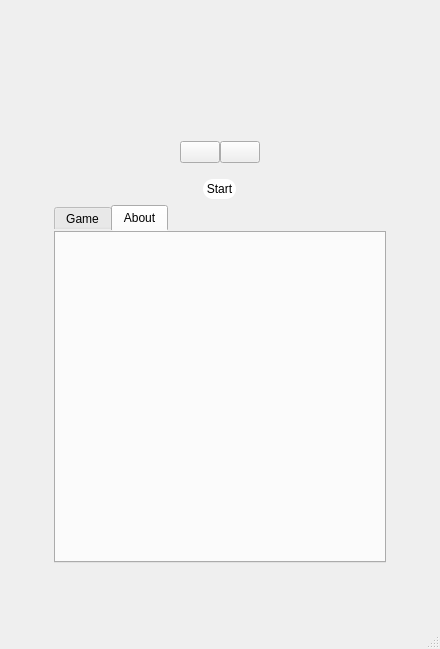
Qt form mainwindow.ui (namesEnded/tic_tac_toe) before a commit.
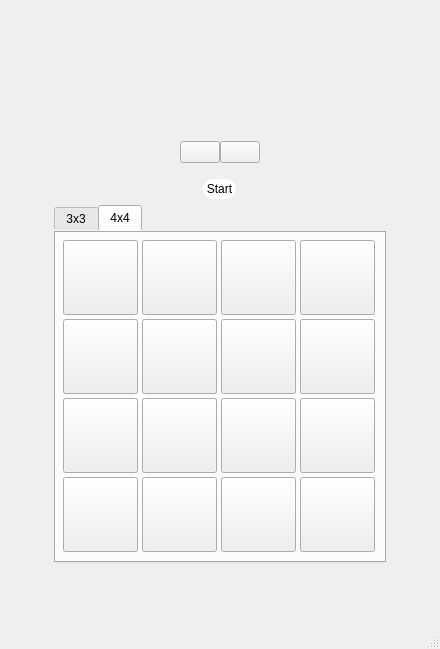
The same form after that commit. The open tabs and pages were chosen to show the change. Icons and pictures are not drawn.

Patch:
```diff
--- a/mainwindow.ui
+++ b/mainwindow.ui
@@ -379,7 +379,7 @@
                </size>
               </property>
               <attribute name="title">
-               <string>Game</string>
+               <string>3x3</string>
               </attribute>
               <layout class="QGridLayout" name="gridLayout">
                <property name="sizeConstraint">
@@ -617,8 +617,425 @@
              </widget>
              <widget class="QWidget" name="About">
               <attribute name="title">
-               <string>About</string>
+               <string>4x4</string>
               </attribute>
+              <layout class="QGridLayout" name="gridLayout_2">
+               <property name="leftMargin">
+                <number>7</number>
+               </property>
+               <property name="topMargin">
+                <number>7</number>
+               </property>
+               <property name="rightMargin">
+                <number>7</number>
+               </property>
+               <property name="bottomMargin">
+                <number>7</number>
+               </property>
+               <property name="spacing">
+                <number>2</number>
+               </property>
+               <item row="2" column="0">
+                <widget class="QPushButton" name="field_4x4_2_0">
+                 <property name="enabled">
+                  <bool>true</bool>
+                 </property>
+                 <property name="sizePolicy">
+                  <sizepolicy hsizetype="Fixed" vsizetype="Fixed">
+                   <horstretch>0</horstretch>
+                   <verstretch>0</verstretch>
+                  </sizepolicy>
+                 </property>
+                 <property name="minimumSize">
+                  <size>
+                   <width>75</width>
+                   <height>75</height>
+                  </size>
+                 </property>
+                 <property name="autoFillBackground">
+                  <bool>true</bool>
+                 </property>
+                 <property name="text">
+                  <string/>
+                 </property>
+                </widget>
+               </item>
+               <item row="1" column="1">
+                <widget class="QPushButton" name="field_4x4_1_1">
+                 <property name="enabled">
+                  <bool>true</bool>
+                 </property>
+                 <property name="sizePolicy">
+                  <sizepolicy hsizetype="Fixed" vsizetype="Fixed">
+                   <horstretch>0</horstretch>
+                   <verstretch>0</verstretch>
+                  </sizepolicy>
+                 </property>
+                 <property name="minimumSize">
+                  <size>
+                   <width>75</width>
+                   <height>75</height>
+                  </size>
+                 </property>
+                 <property name="autoFillBackground">
+                  <bool>true</bool>
+                 </property>
+                 <property name="text">
+                  <string/>
+                 </property>
+                </widget>
+               </item>
+               <item row="2" column="3">
+                <widget class="QPushButton" name="field_4x4_2_3">
+                 <property name="enabled">
+                  <bool>true</bool>
+                 </property>
+                 <property name="sizePolicy">
+                  <sizepolicy hsizetype="Fixed" vsizetype="Fixed">
+                   <horstretch>0</horstretch>
+                   <verstretch>0</verstretch>
+                  </sizepolicy>
+                 </property>
+                 <property name="minimumSize">
+                  <size>
+                   <width>75</width>
+                   <height>75</height>
+                  </size>
+                 </property>
+                 <property name="autoFillBackground">
+                  <bool>true</bool>
+                 </property>
+                 <property name="text">
+                  <string/>
+                 </property>
+                </widget>
+               </item>
+               <item row="2" column="2">
+                <widget class="QPushButton" name="field_4x4_2_2">
+                 <property name="enabled">
+                  <bool>true</bool>
+                 </property>
+                 <property name="sizePolicy">
+                  <sizepolicy hsizetype="Fixed" vsizetype="Fixed">
+                   <horstretch>0</horstretch>
+                   <verstretch>0</verstretch>
+                  </sizepolicy>
+                 </property>
+                 <property name="minimumSize">
+                  <size>
+                   <width>75</width>
+                   <height>75</height>
+                  </size>
+                 </property>
+                 <property name="autoFillBackground">
+                  <bool>true</bool>
+                 </property>
+                 <property name="text">
+                  <string/>
+                 </property>
+                </widget>
+               </item>
+               <item row="0" column="1">
+                <widget class="QPushButton" name="field_4x4_0_1">
+                 <property name="enabled">
+                  <bool>true</bool>
+                 </property>
+                 <property name="sizePolicy">
+                  <sizepolicy hsizetype="Fixed" vsizetype="Fixed">
+                   <horstretch>0</horstretch>
+                   <verstretch>0</verstretch>
+                  </sizepolicy>
+                 </property>
+                 <property name="minimumSize">
+                  <size>
+                   <width>75</width>
+                   <height>75</height>
+                  </size>
+                 </property>
+                 <property name="autoFillBackground">
+                  <bool>true</bool>
+                 </property>
+                 <property name="text">
+                  <string/>
+                 </property>
+                </widget>
+               </item>
+               <item row="2" column="1">
+                <widget class="QPushButton" name="field_4x4_2_1">
+                 <property name="enabled">
+                  <bool>true</bool>
+                 </property>
+                 <property name="sizePolicy">
+                  <sizepolicy hsizetype="Fixed" vsizetype="Fixed">
+                   <horstretch>0</horstretch>
+                   <verstretch>0</verstretch>
+                  </sizepolicy>
+                 </property>
+                 <property name="minimumSize">
+                  <size>
+                   <width>75</width>
+                   <height>75</height>
+                  </size>
+                 </property>
+                 <property name="autoFillBackground">
+                  <bool>true</bool>
+                 </property>
+                 <property name="text">
+                  <string/>
+                 </property>
+                </widget>
+               </item>
+               <item row="0" column="0">
+                <widget class="QPushButton" name="field_4x4_0_0">
+                 <property name="enabled">
+                  <bool>true</bool>
+                 </property>
+                 <property name="sizePolicy">
+                  <sizepolicy hsizetype="Fixed" vsizetype="Fixed">
+                   <horstretch>0</horstretch>
+                   <verstretch>0</verstretch>
+                  </sizepolicy>
+                 </property>
+                 <property name="minimumSize">
+                  <size>
+                   <width>75</width>
+                   <height>75</height>
+                  </size>
+                 </property>
+                 <property name="autoFillBackground">
+                  <bool>true</bool>
+                 </property>
+                 <property name="text">
+                  <string/>
+                 </property>
+                </widget>
+               </item>
+               <item row="1" column="2">
+                <widget class="QPushButton" name="field_4x4_1_2">
+                 <property name="enabled">
+                  <bool>true</bool>
+                 </property>
+                 <property name="sizePolicy">
+                  <sizepolicy hsizetype="Fixed" vsizetype="Fixed">
+                   <horstretch>0</horstretch>
+                   <verstretch>0</verstretch>
+                  </sizepolicy>
+                 </property>
+                 <property name="minimumSize">
+                  <size>
+                   <width>75</width>
+                   <height>75</height>
+                  </size>
+                 </property>
+                 <property name="autoFillBackground">
+                  <bool>true</bool>
+                 </property>
+                 <property name="text">
+                  <string/>
+                 </property>
+                </widget>
+               </item>
+               <item row="0" column="2">
+                <widget class="QPushButton" name="field_4x4_0_2">
+                 <property name="enabled">
+                  <bool>true</bool>
+                 </property>
+                 <property name="sizePolicy">
+                  <sizepolicy hsizetype="Fixed" vsizetype="Fixed">
+                   <horstretch>0</horstretch>
+                   <verstretch>0</verstretch>
+                  </sizepolicy>
+                 </property>
+                 <property name="minimumSize">
+                  <size>
+                   <width>75</width>
+                   <height>75</height>
+                  </size>
+                 </property>
+                 <property name="autoFillBackground">
+                  <bool>true</bool>
+                 </property>
+                 <property name="text">
+                  <string/>
+                 </property>
+                </widget>
+               </item>
+               <item row="0" column="3">
+                <widget class="QPushButton" name="field_4x4_0_3">
+                 <property name="enabled">
+                  <bool>true</bool>
+                 </property>
+                 <property name="sizePolicy">
+                  <sizepolicy hsizetype="Fixed" vsizetype="Fixed">
+                   <horstretch>0</horstretch>
+                   <verstretch>0</verstretch>
+                  </sizepolicy>
+                 </property>
+                 <property name="minimumSize">
+                  <size>
+                   <width>75</width>
+                   <height>75</height>
+                  </size>
+                 </property>
+                 <property name="autoFillBackground">
+                  <bool>true</bool>
+                 </property>
+                 <property name="text">
+                  <string/>
+                 </property>
+                </widget>
+               </item>
+               <item row="1" column="3">
+                <widget class="QPushButton" name="field_4x4_1_3">
+                 <property name="enabled">
+                  <bool>true</bool>
+                 </property>
+                 <property name="sizePolicy">
+                  <sizepolicy hsizetype="Fixed" vsizetype="Fixed">
+                   <horstretch>0</horstretch>
+                   <verstretch>0</verstretch>
+                  </sizepolicy>
+                 </property>
+                 <property name="minimumSize">
+                  <size>
+                   <width>75</width>
+                   <height>75</height>
+                  </size>
+                 </property>
+                 <property name="autoFillBackground">
+                  <bool>true</bool>
+                 </property>
+                 <property name="text">
+                  <string/>
+                 </property>
+                </widget>
+               </item>
+               <item row="3" column="0">
+                <widget class="QPushButton" name="field_4x4_3_0">
+                 <property name="enabled">
+                  <bool>true</bool>
+                 </property>
+                 <property name="sizePolicy">
+                  <sizepolicy hsizetype="Fixed" vsizetype="Fixed">
+                   <horstretch>0</horstretch>
+                   <verstretch>0</verstretch>
+                  </sizepolicy>
+                 </property>
+                 <property name="minimumSize">
+                  <size>
+                   <width>75</width>
+                   <height>75</height>
+                  </size>
+                 </property>
+                 <property name="autoFillBackground">
+                  <bool>true</bool>
+                 </property>
+                 <property name="text">
+                  <string/>
+                 </property>
+                </widget>
+               </item>
+               <item row="3" column="1">
+                <widget class="QPushButton" name="field_4x4_3_1">
+                 <property name="enabled">
+                  <bool>true</bool>
+                 </property>
+                 <property name="sizePolicy">
+                  <sizepolicy hsizetype="Fixed" vsizetype="Fixed">
+                   <horstretch>0</horstretch>
+                   <verstretch>0</verstretch>
+                  </sizepolicy>
+                 </property>
+                 <property name="minimumSize">
+                  <size>
+                   <width>75</width>
+                   <height>75</height>
+                  </size>
+                 </property>
+                 <property name="autoFillBackground">
+                  <bool>true</bool>
+                 </property>
+                 <property name="text">
+                  <string/>
+                 </property>
+                </widget>
+               </item>
+               <item row="3" column="2">
+                <widget class="QPushButton" name="field_4x4_3_2">
+                 <property name="enabled">
+                  <bool>true</bool>
+                 </property>
+                 <property name="sizePolicy">
+                  <sizepolicy hsizetype="Fixed" vsizetype="Fixed">
+                   <horstretch>0</horstretch>
+                   <verstretch>0</verstretch>
+                  </sizepolicy>
+                 </property>
+                 <property name="minimumSize">
+                  <size>
+                   <width>75</width>
+                   <height>75</height>
+                  </size>
+                 </property>
+                 <property name="autoFillBackground">
+                  <bool>true</bool>
+                 </property>
+                 <property name="text">
+                  <string/>
+                 </property>
+                </widget>
+               </item>
+               <item row="3" column="3">
+                <widget class="QPushButton" name="field_4x4_3_3">
+                 <property name="enabled">
+                  <bool>true</bool>
+                 </property>
+                 <property name="sizePolicy">
+                  <sizepolicy hsizetype="Fixed" vsizetype="Fixed">
+                   <horstretch>0</horstretch>
+                   <verstretch>0</verstretch>
+                  </sizepolicy>
+                 </property>
+                 <property name="minimumSize">
+                  <size>
+                   <width>75</width>
+                   <height>75</height>
+                  </size>
+                 </property>
+                 <property name="autoFillBackground">
+                  <bool>true</bool>
+                 </property>
+                 <property name="text">
+                  <string/>
+                 </property>
+                </widget>
+               </item>
+               <item row="1" column="0">
+                <widget class="QPushButton" name="field_4x4_1_0">
+                 <property name="enabled">
+                  <bool>true</bool>
+                 </property>
+                 <property name="sizePolicy">
+                  <sizepolicy hsizetype="Fixed" vsizetype="Fixed">
+                   <horstretch>0</horstretch>
+                   <verstretch>0</verstretch>
+                  </sizepolicy>
+                 </property>
+                 <property name="minimumSize">
+                  <size>
+                   <width>75</width>
+                   <height>75</height>
+                  </size>
+                 </property>
+                 <property name="autoFillBackground">
+                  <bool>true</bool>
+                 </property>
+                 <property name="text">
+                  <string/>
+                 </property>
+                </widget>
+               </item>
+              </layout>
              </widget>
             </widget>
            </item>
```
Left out of the diff: 2 changed lines with no effect on the pictures.
